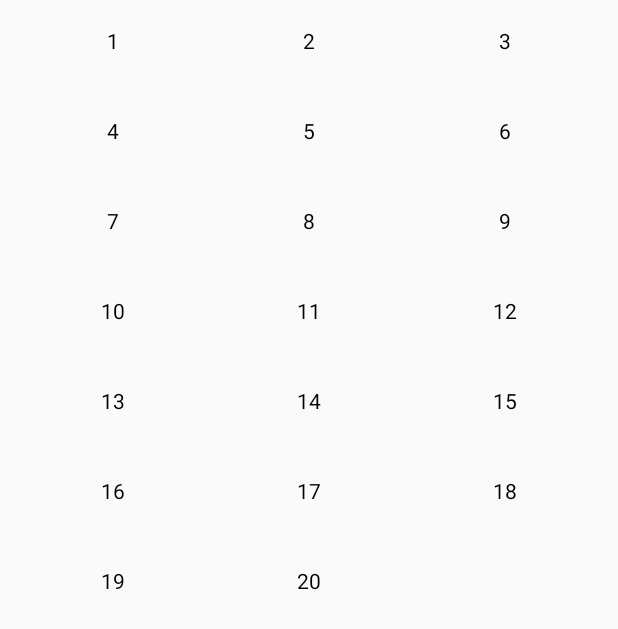
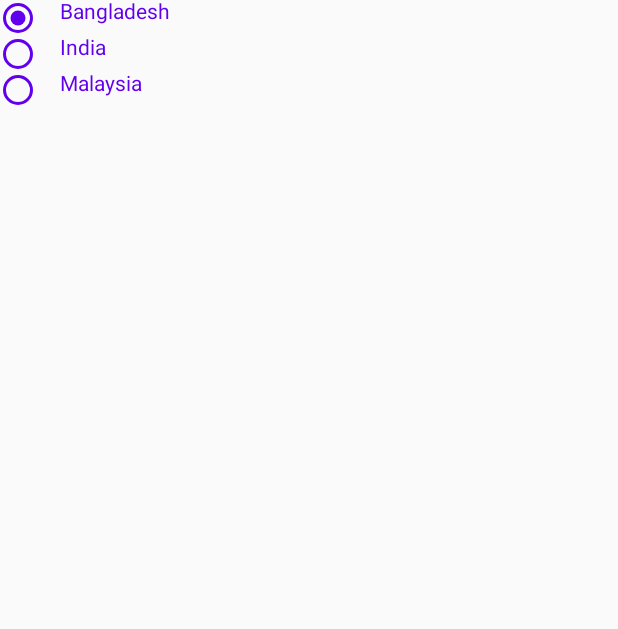
Before and after one commit to Mithun1990/AndroidComposeCustomUi, an Android app built with Jetpack Compose: the screen it shows after launch (MainActivity), on a phone screen of 412 x 824 dp. Shown: the top 629 px of the screen. Run offline under Robolectric (Android 15) with nearby library versions, the phone set to English and light mode, and no system bars.

Commit message:
Radio group added

```diff
--- a/app/src/main/java/com/naim/androidcomposecustomuiexample/MainActivity.kt
+++ b/app/src/main/java/com/naim/androidcomposecustomuiexample/MainActivity.kt
@@ -3,65 +3,68 @@ package com.naim.androidcomposecustomuiexample
 import android.os.Bundle
 import androidx.activity.ComponentActivity
 import androidx.activity.compose.setContent
-import androidx.compose.foundation.clickable
-import androidx.compose.foundation.layout.*
 import androidx.compose.material.Text
 import androidx.compose.runtime.Composable
-import androidx.compose.ui.Modifier
-import androidx.compose.ui.text.style.TextAlign
 import androidx.compose.ui.tooling.preview.Preview
-import androidx.compose.ui.unit.dp
 import com.naim.androidcomposecustomuiexample.ui.theme.AndroidComposeCustomUIExampleTheme
-import com.naim.compose_custom_ui.screen.ComposeGridView
+import com.naim.compose_custom_ui.model.RadioButtonData
+import com.naim.compose_custom_ui.screen.ComposeRadioGroup
 
 class MainActivity : ComponentActivity() {
     override fun onCreate(savedInstanceState: Bundle?) {
         super.onCreate(savedInstanceState)
         setContent {
-            val list = listOf<Int>(
-                1,
-                2,
-                3,
-                4,
-                5,
-                6,
-                7,
-                8,
-                9,
-                10,
-                11,
-                12,
-                13,
-                14,
-                15,
-                16,
-                17,
-                18,
-                19,
-                20
+//            val list = listOf<Int>(
+//                1,
+//                2,
+//                3,
+//                4,
+//                5,
+//                6,
+//                7,
+//                8,
+//                9,
+//                10,
+//                11,
+//                12,
+//                13,
+//                14,
+//                15,
+//                16,
+//                17,
+//                18,
+//                19,
+//                20
+//            )
+//            ComposeGridView(
+//                list,
+//                gridColumn = 3,
+//                horizontalArrangement = Arrangement.Start
+//            ) { item, itemPosition ->
+//                Row(
+//                    modifier = Modifier
+//                        .size(40.dp),
+//                    horizontalArrangement = Arrangement.SpaceEvenly,
+//                ) {
+//                    Text(
+//                        text = item.toString(),
+//                        modifier = Modifier
+//                            .fillMaxWidth()
+//                            .clickable {
+//                                println("Click Item $item $itemPosition")
+//                            }
+//                            .padding(10.dp),
+//                        textAlign = TextAlign.Center
+//                    )
+//                }
+//            }
+
+            val list = listOf(
+                RadioButtonData(title = "Bangladesh"),
+                RadioButtonData(title = "India"),
+                RadioButtonData(title = "Malaysia")
             )
-            ComposeGridView(
-                list,
-                gridColumn = 3,
-                horizontalArrangement = Arrangement.Start
-            ) { item, itemPosition ->
-                Row(
-                    modifier = Modifier
-                        .size(40.dp),
-                    horizontalArrangement = Arrangement.SpaceEvenly,
-                ) {
-                    Text(
-                        text = item.toString(),
-                        modifier = Modifier
-                            .fillMaxWidth()
-                            .clickable {
-                                println("Click Item $item $itemPosition")
-                            }
-                            .padding(10.dp),
-                        textAlign = TextAlign.Center
-                    )
-                }
-            }
+            ComposeRadioGroup(list = list)
         }
     }
 }
--- /dev/null
+++ b/compose_custom_ui/src/main/java/com/naim/compose_custom_ui/Test.java
@@ -0,0 +1,4 @@
+package com.naim.compose_custom_ui;
+
+public class Test {
+}
--- /dev/null
+++ b/compose_custom_ui/src/main/java/com/naim/compose_custom_ui/model/RadioButtonData.kt
@@ -0,0 +1,3 @@
+package com.naim.compose_custom_ui.model
+
+data class RadioButtonData(val id: Int? = 0, val title: String, val isEnable: Boolean? = true)
--- /dev/null
+++ b/compose_custom_ui/src/main/java/com/naim/compose_custom_ui/screen/ComposeRadioGroup.kt
@@ -0,0 +1,62 @@
+package com.naim.compose_custom_ui.screen
+
+import androidx.compose.foundation.layout.*
+import androidx.compose.material.RadioButton
+import androidx.compose.material.RadioButtonColors
+import androidx.compose.material.RadioButtonDefaults
+import androidx.compose.material.Text
+import androidx.compose.runtime.Composable
+import androidx.compose.runtime.mutableStateOf
+import androidx.compose.runtime.remember
+import androidx.compose.ui.Alignment
+import androidx.compose.ui.Modifier
+import androidx.compose.ui.graphics.Color
+import androidx.compose.ui.res.colorResource
+import androidx.compose.ui.unit.dp
+import com.naim.compose_custom_ui.R
+import com.naim.compose_custom_ui.model.RadioButtonData
+
+@Composable
+fun ComposeRadioGroup(
+    list: List<RadioButtonData>,
+    radioButtonColor: Color? = colorResource(id = R.color.purple_500),
+    radioButtonDisableColor: Color? = colorResource(id = R.color.disable_color)
+
+) {
+    val selectedRadioButton = remember { mutableStateOf(list.first()) }
+    val rbTextColor = radioButtonColor ?: colorResource(id = R.color.purple_500)
+    val rbDisableColor = radioButtonDisableColor ?: colorResource(id = R.color.disable_color)
+    val colors: RadioButtonColors = RadioButtonDefaults.colors(
+        selectedColor = rbTextColor,
+        unselectedColor = rbTextColor,
+        disabledColor = rbDisableColor
+    )
+    Column(
+        horizontalAlignment = Alignment.CenterHorizontally,
+        modifier = Modifier.fillMaxHeight()
+    ) {
+        list.forEachIndexed { index, radioButtonData ->
+            val enable = radioButtonData.isEnable ?: true
+            Row {
+                RadioButton(
+                    modifier = Modifier
+                        .size(24.dp),
+                    selected = index == list.indexOf(selectedRadioButton.value),
+                    onClick = { selectedRadioButton.value = radioButtonData },
+                    colors = colors,
+                    enabled = enable
+                )
+                Spacer(modifier = Modifier.size(16.dp))
+                Text(
+                    modifier = Modifier
+                        .weight(.5f, fill = true),
+                    text = radioButtonData.title,
+                    color = if (enable) rbTextColor else rbDisableColor
+                )
+            }
+
+        }
+    }
+
+
+}
--- /dev/null
+++ b/compose_custom_ui/src/main/res/values/colors.xml
@@ -0,0 +1,11 @@
+<?xml version="1.0" encoding="utf-8"?>
+<resources>
+    <color name="purple_200">#FFBB86FC</color>
+    <color name="purple_500">#FF6200EE</color>
+    <color name="purple_700">#FF3700B3</color>
+    <color name="teal_200">#FF03DAC5</color>
+    <color name="teal_700">#FF018786</color>
+    <color name="black">#FF000000</color>
+    <color name="white">#FFFFFFFF</color>
+    <color name="disable_color">#cccccc</color>
+</resources>
```
